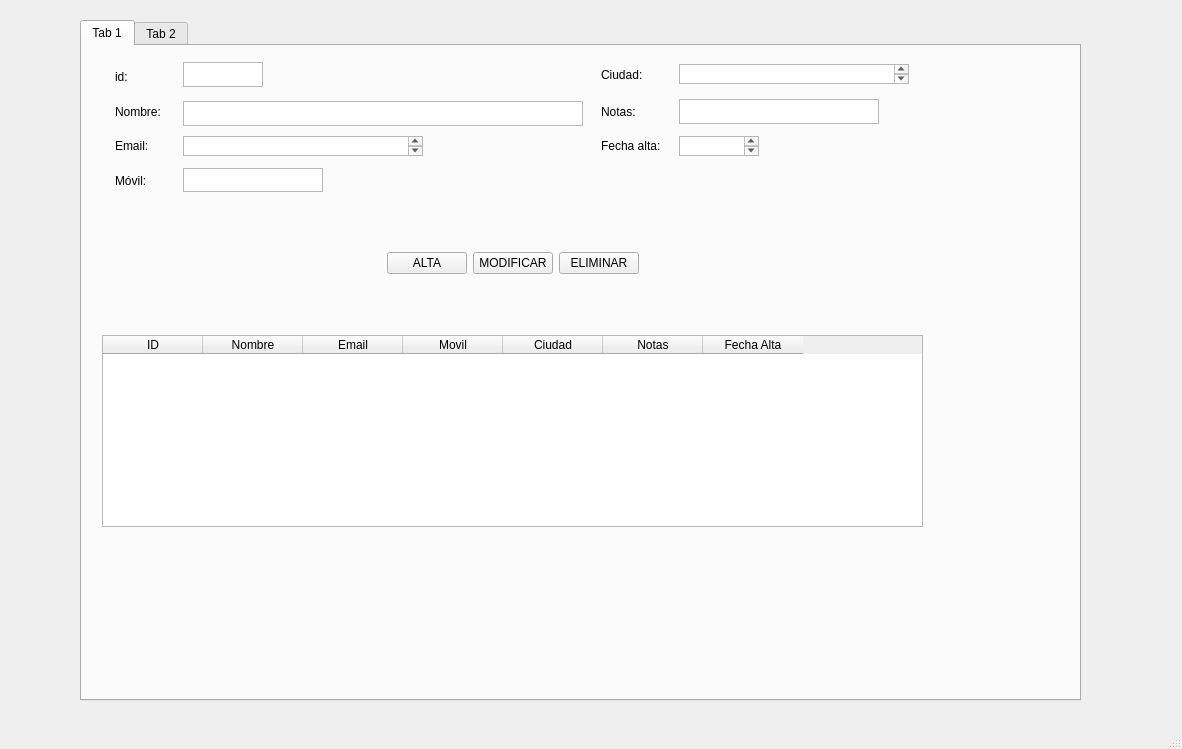
Above: rodriguezrodriguezrecupera/templates/venPrincipal.ui from lauri1604/rodriguezrodriguezrecupera before the change. Below: the same form after it.
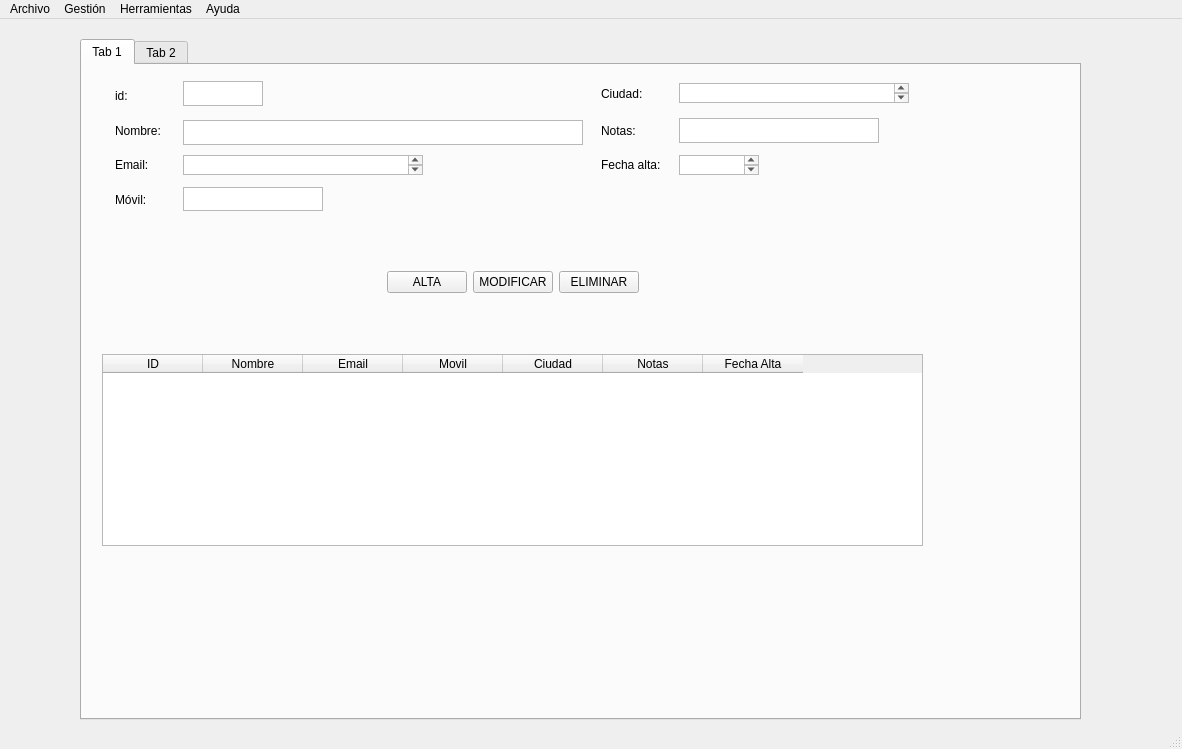
That is the form after the change. Icons and pictures are not drawn.

```diff
--- a/rodriguezrodriguezrecupera/templates/venPrincipal.ui
+++ b/rodriguezrodriguezrecupera/templates/venPrincipal.ui
@@ -253,6 +253,9 @@
          <property name="whatsThis">
           <string>&lt;html&gt;&lt;head/&gt;&lt;body&gt;&lt;p align=&quot;center&quot;&gt;&lt;br/&gt;&lt;/p&gt;&lt;/body&gt;&lt;/html&gt;</string>
          </property>
+         <property name="styleSheet">
+          <string notr="true"/>
+         </property>
         </widget>
        </item>
        <item row="1" column="0">
@@ -475,9 +478,38 @@
      <x>0</x>
      <y>0</y>
      <width>1182</width>
-     <height>21</height>
+     <height>22</height>
     </rect>
    </property>
+   <widget class="QMenu" name="menuArchivo">
+    <property name="title">
+     <string>Archivo</string>
+    </property>
+    <addaction name="actionSalir"/>
+   </widget>
+   <widget class="QMenu" name="menuGesti_n">
+    <property name="title">
+     <string>Gestión</string>
+    </property>
+   </widget>
+   <widget class="QMenu" name="menuHerramientas">
+    <property name="title">
+     <string>Herramientas</string>
+    </property>
+    <addaction name="actionCrear_Backup"/>
+    <addaction name="actionRestaurar_Backup"/>
+    <addaction name="separator"/>
+    <addaction name="actionExportar_Datos"/>
+   </widget>
+   <widget class="QMenu" name="menuAyuda">
+    <property name="title">
+     <string>Ayuda</string>
+    </property>
+   </widget>
+   <addaction name="menuArchivo"/>
+   <addaction name="menuGesti_n"/>
+   <addaction name="menuHerramientas"/>
+   <addaction name="menuAyuda"/>
   </widget>
   <widget class="QStatusBar" name="statusbar"/>
  </widget>
```
Left out of the diff: 20 changed lines with no effect on the pictures.
